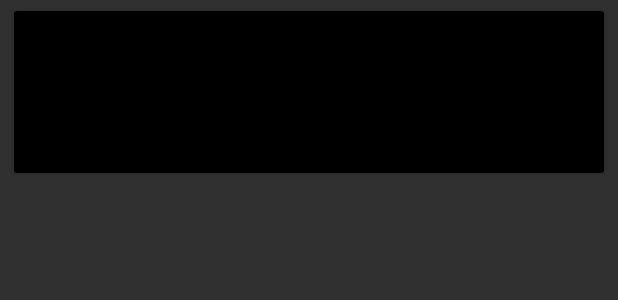
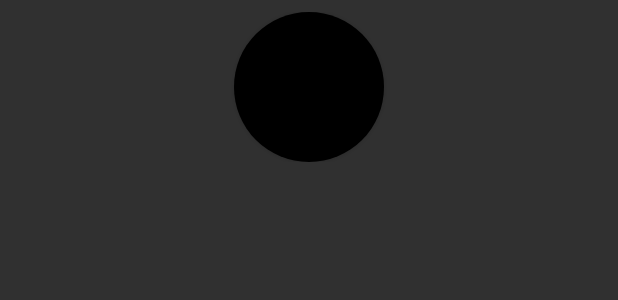
Before and after one commit to hyeyeong0237/BeatBox, an Android app: the layout list_item_sound.xml on its own in the app's theme, with its tools: preview values and no code run, on a phone screen of 412 x 824 dp. Shown: the top 300 px of the screen. Run offline under Robolectric (Android 15) with nearby library versions, the phone set to English and light mode, and no system bars.

Commit message:
BeatBox-app

```diff
--- /dev/null
+++ b/app/src/main/res/drawable/button_beat_box.xml
@@ -0,0 +1,7 @@
+<?xml version="1.0" encoding="utf-8"?>
+<selector xmlns:android="http://schemas.android.com/apk/res/android">
+
+    <item android:drawable="@drawable/button_beat_box_pressed"
+        android:state_pressed="true" />
+    <item android:drawable="@drawable/button_beat_box_normal"/>
+</selector>
--- /dev/null
+++ b/app/src/main/res/drawable/button_beat_box_normal.xml
@@ -0,0 +1,6 @@
+<?xml version="1.0" encoding="utf-8"?>
+<shape xmlns:android="http://schemas.android.com/apk/res/android"
+    android:shape="oval">
+
+    <solid android:color="@color/black"/>
+</shape>
--- /dev/null
+++ b/app/src/main/res/drawable/button_beat_box_pressed.xml
@@ -0,0 +1,17 @@
+<?xml version="1.0" encoding="utf-8"?>
+<layer-list xmlns:android="http://schemas.android.com/apk/res/android">
+    <item>
+        <shape android:shape="oval">
+
+            <solid android:color="@color/gray"/>
+        </shape>
+    </item>
+
+    <item>
+        <shape android:shape="oval">
+            <stroke android:width="2dp"
+                android:color="@color/white"/>
+        </shape>
+    </item>
+
+</layer-list>
--- a/app/src/main/res/layout/list_item_sound.xml
+++ b/app/src/main/res/layout/list_item_sound.xml
@@ -2,15 +2,21 @@
 <layout xmlns:android="http://schemas.android.com/apk/res/android"
     xmlns:tools = "http://schemas.android.com/tools" >
 
-    <Button
-        style="@style/BeatBoxButton.Strong"
+
+    <FrameLayout
         android:layout_width="match_parent"
-        android:layout_height="120dp"
-        android:layout_marginStart="5dp"
-        android:layout_marginTop="1dp"
-        android:layout_marginEnd="5dp"
-        android:onClick="@{()->viewModel.onButtonClicked()}"
-        android:text="@{viewModel.title}" />
+        android:layout_height="wrap_content"
+        android:layout_margin="8dp" >
+
+        <Button
+            style="@style/BeatBoxButton.Strong"
+            android:layout_width="100dp"
+            android:layout_height="100dp"
+            android:layout_gravity="center"
+            android:onClick="@{()->viewModel.onButtonClicked()}"
+            android:text="@{viewModel.title}" />
+
+    </FrameLayout>
 
     <data>
         <variable
--- a/app/src/main/res/values/themes.xml
+++ b/app/src/main/res/values/themes.xml
@@ -15,7 +15,7 @@
     </style>
 
     <style name="BeatBoxButton">
-        <item name="android:backgroundTint">@color/black</item>
+        <item name="android:background">@drawable/button_beat_box</item>
         <item name="android:textColor">@color/white</item>
     </style>
     <style name="BeatBoxButton.Strong">
```
Also changed, not shown: app/src/main/res/drawable-xxhdpi/ic_button_beat_box_pressed.9.png (added), app/src/main/res/drawable-xxhdpi/ic_button_beat_box_pressed.png (added).
